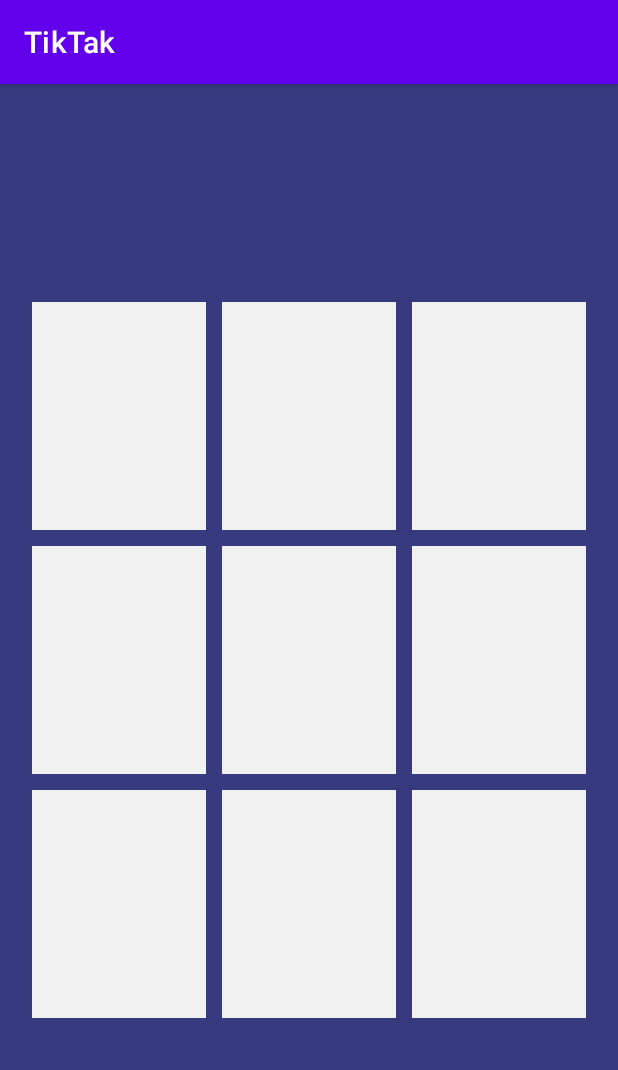
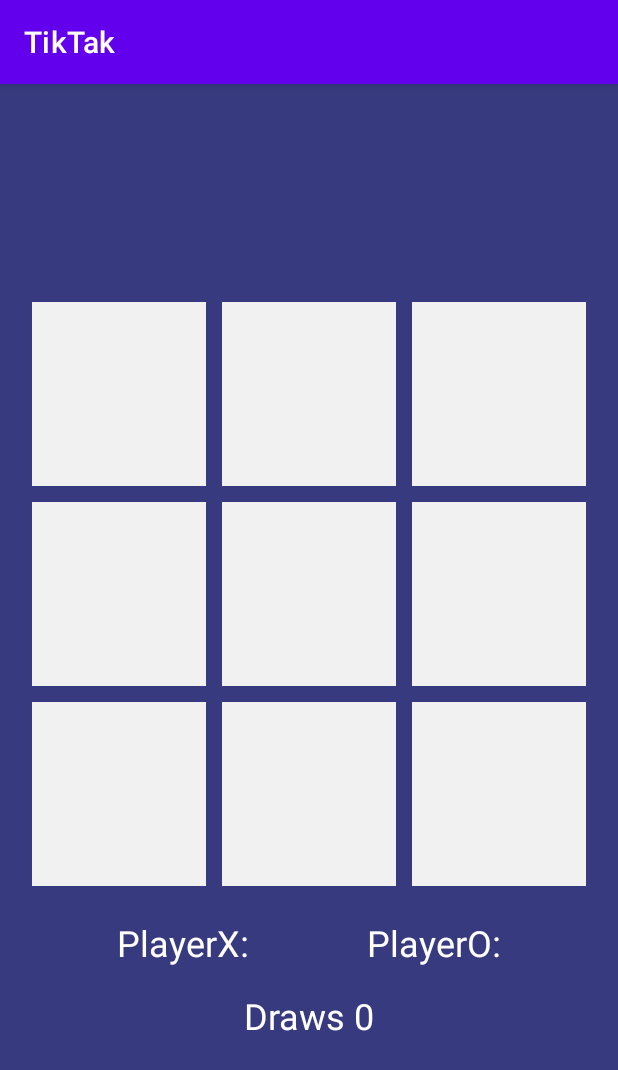
Before and after one commit to aleuatdinjaksilikov/TikTak, an Android app: the SinglePlayer screen opened directly, with no data from a screen before it, on a phone screen of 412 x 824 dp. Shown: the top 1070 px of the screen. Run offline under Robolectric (Android 15) with nearby library versions, the phone set to English and light mode, and no system bars.

Commit message:
ozgeris kiritildi

```diff
--- a/app/src/main/java/com/example/tiktak/SinglePlayer.kt
+++ b/app/src/main/java/com/example/tiktak/SinglePlayer.kt
@@ -7,5 +7,7 @@ class SinglePlayer : AppCompatActivity() {
     override fun onCreate(savedInstanceState: Bundle?) {
         super.onCreate(savedInstanceState)
         setContentView(R.layout.activity_single_player)
+        val load=LoadSinglePlayerEasy(this)
+        load.start()
     }
 }
--- a/app/src/main/res/layout/activity_single_player.xml
+++ b/app/src/main/res/layout/activity_single_player.xml
@@ -10,10 +10,13 @@
     <LinearLayout
         android:id="@+id/ll1"
         android:layout_width="match_parent"
-        android:layout_height="match_parent"
+        android:layout_height="400dp"
         android:orientation="vertical"
         android:layout_marginVertical="140dp"
-        android:layout_marginHorizontal="16dp">
+        android:layout_marginHorizontal="16dp"
+        app:layout_constraintTop_toTopOf="parent"
+        app:layout_constraintStart_toStartOf="parent"
+        android:layout_marginTop="64dp">
 
         <LinearLayout
             android:layout_width="match_parent"
@@ -125,4 +128,37 @@
         </LinearLayout>
     </LinearLayout>
 
+    <TextView
+        android:id="@+id/playerx"
+        android:layout_width="wrap_content"
+        android:layout_height="wrap_content"
+        android:textSize="24sp"
+        android:text="PlayerX:"
+        android:textColor="@color/white"
+        app:layout_constraintTop_toBottomOf="@id/ll1"
+        android:layout_marginTop="16dp"
+        app:layout_constraintEnd_toStartOf="@id/playero"
+        app:layout_constraintStart_toStartOf="parent"/>
+    <TextView
+        android:id="@+id/playero"
+        android:layout_width="wrap_content"
+        android:layout_height="wrap_content"
+        android:textSize="24sp"
+        android:text="PlayerO:"
+        android:textColor="@color/white"
+        app:layout_constraintStart_toEndOf="@id/playerx"
+        app:layout_constraintEnd_toEndOf="parent"
+        app:layout_constraintBottom_toBottomOf="@id/playerx"/>
+    <TextView
+        android:id="@+id/draw"
+        android:layout_width="wrap_content"
+        android:layout_height="wrap_content"
+        android:layout_marginTop="16dp"
+        app:layout_constraintTop_toBottomOf="@id/playerx"
+        app:layout_constraintStart_toStartOf="@id/playerx"
+        app:layout_constraintEnd_toEndOf="@id/playero"
+        android:text="Draws 0"
+        android:textSize="24sp"
+        android:textColor="@color/white"/>
+
 </androidx.constraintlayout.widget.ConstraintLayout>
```
Also changed, not shown: app/src/main/java/com/example/tiktak/LoadSinglePlayerEasy.kt (added, +262 -0 lines), app/src/main/res/layout/activity_play.xml (+7 -2 lines).
